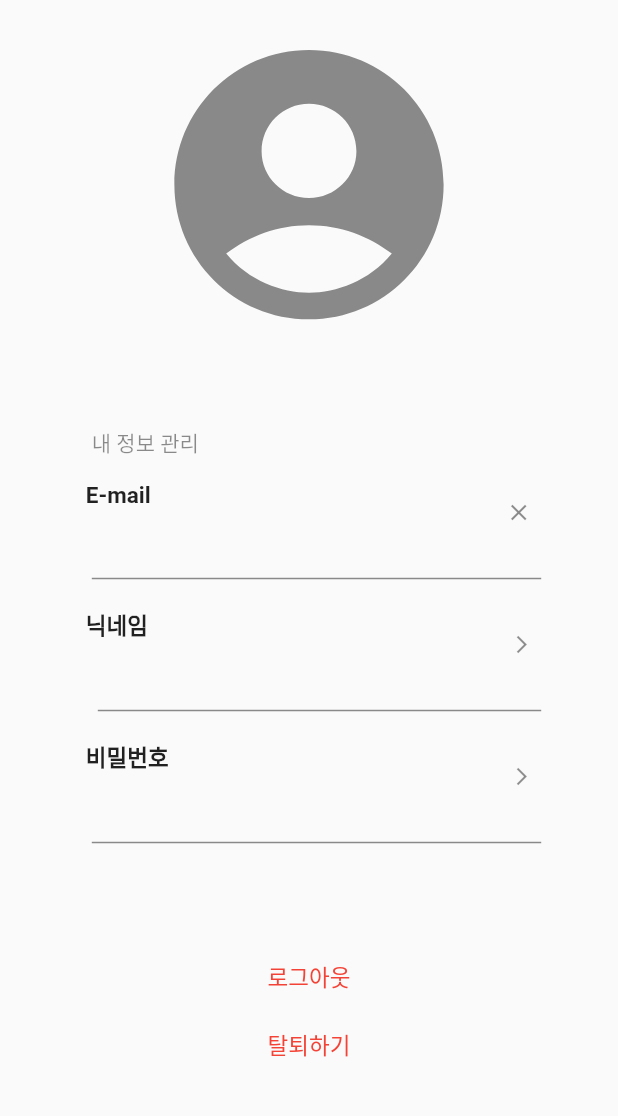
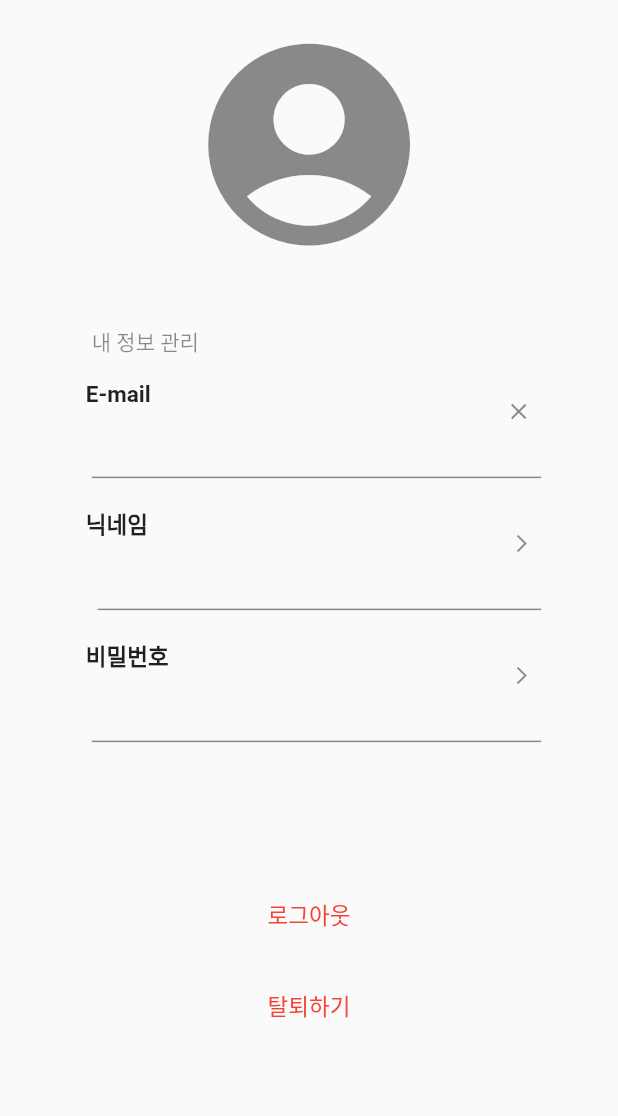
Before and after one commit to Let-s-Go-Out/LGO, a Flutter app: the MyPage screen opened directly, on a phone screen of 412 x 824 dp, the part 84-1200 px from its top. Run offline on Flutter 3.47's test engine with Material 2 defaults, Android fonts, the phone set to English and light mode, and no system bars; our stand-ins replace cloud_firestore, date_picker_timeline, file_picker, firebase_auth, firebase_core, firebase_storage and 7 more; missing offline and left inert: flutter_polyline_points, snapping_sheet_2; accounts and stored records are empty; Roboto replaces fonts that are missing (Georgia).

Commit message:
my page 추가

```diff
--- a/lib/Controller/auth_controller.dart
+++ b/lib/Controller/auth_controller.dart
@@ -1,6 +1,6 @@
 import 'package:firebase_auth/firebase_auth.dart';
 import 'package:cloud_firestore/cloud_firestore.dart';
-import '../Model/user.dart';
+//import '../Model/user.dart';
 
 class AuthController {
   final FirebaseAuth _auth = FirebaseAuth.instance;
--- a/lib/View/my_page.dart
+++ b/lib/View/my_page.dart
@@ -37,7 +37,7 @@ class MyPage extends StatelessWidget {
 
                   //프로필 이미지
                   Flexible(
-                    flex: 4,
+                    flex: 3,
                     child: ProfileImgEdit(),
                   ),
 
@@ -55,7 +55,7 @@ class MyPage extends StatelessWidget {
 
                   //로그 아웃, 탈퇴 하기 버튼
                   Flexible(
-                    flex: 2,
+                    flex: 3,
                     child:  Padding(
                       padding: EdgeInsets.all(0),
                       child: OutButtons(),
--- a/lib/View/my_page_out_buttons.dart
+++ b/lib/View/my_page_out_buttons.dart
@@ -40,7 +40,7 @@ class OutButtons extends StatelessWidget {
               ),
             ),
 
-            SizedBox(height: 5,),
+            //SizedBox(height: 5,),
 
             //탈퇴 하기
             SizedBox(
```
